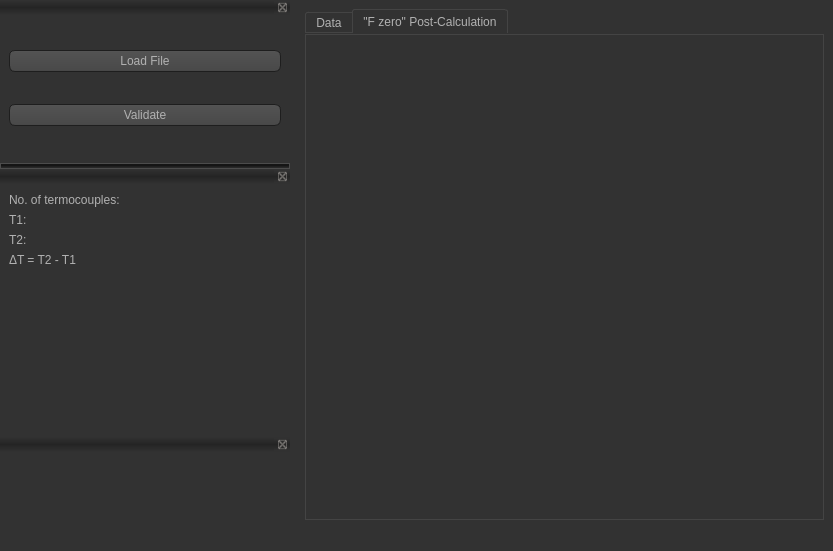
Qt form main_new.ui (PyShaman/Lucas) before a commit.
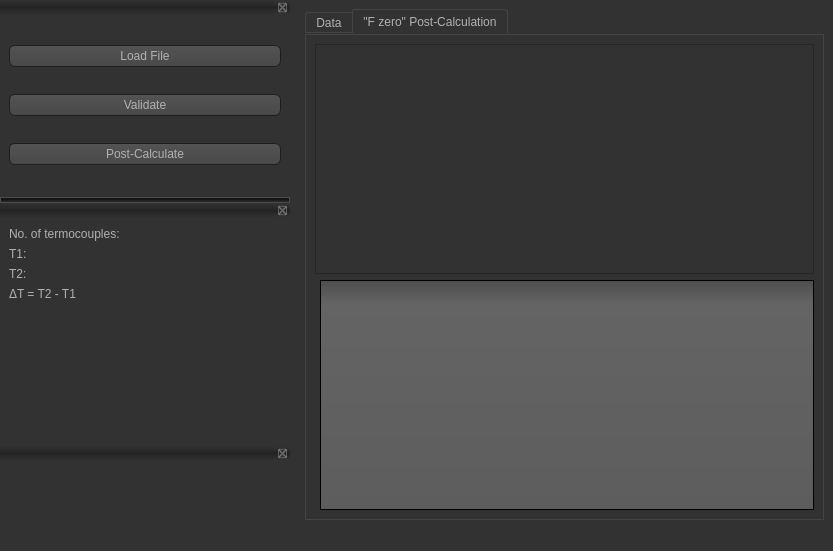
The same form after that commit. The open tabs and pages were chosen to show the change. Icons and pictures are not drawn.

```diff
--- a/main_new.ui
+++ b/main_new.ui
@@ -558,6 +558,14 @@
        <attribute name="title">
         <string>&quot;F zero&quot; Post-Calculation</string>
        </attribute>
+       <layout class="QVBoxLayout" name="verticalLayout_5">
+        <item>
+         <widget class="QGraphicsView" name="graph"/>
+        </item>
+        <item>
+         <widget class="QListWidget" name="pc_list"/>
+        </item>
+       </layout>
       </widget>
      </widget>
     </item>
@@ -600,6 +608,16 @@
        </property>
       </widget>
      </item>
+     <item>
+      <widget class="QPushButton" name="calculate_btn">
+       <property name="styleSheet">
+        <string notr="true">font: 14pt &quot;Century Gothic&quot;;</string>
+       </property>
+       <property name="text">
+        <string>Post-Calculate</string>
+       </property>
+      </widget>
+     </item>
     </layout>
    </widget>
   </widget>
```
